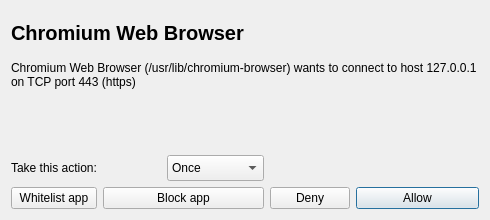
Old version of the form opensnitch/resources/dialog.ui in the repository evilsocket/opensnitch.
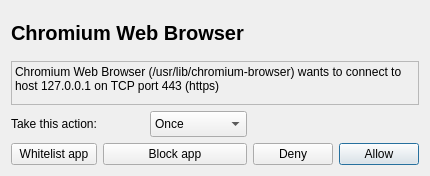
New version of the form.

What changed in the file:
```diff
--- a/opensnitch/resources/dialog.ui
+++ b/opensnitch/resources/dialog.ui
@@ -12,26 +12,26 @@
    <rect>
     <x>0</x>
     <y>0</y>
-    <width>490</width>
-    <height>220</height>
+    <width>430</width>
+    <height>176</height>
    </rect>
   </property>
   <property name="sizePolicy">
-   <sizepolicy hsizetype="Expanding" vsizetype="Expanding">
+   <sizepolicy hsizetype="MinimumExpanding" vsizetype="MinimumExpanding">
     <horstretch>0</horstretch>
     <verstretch>0</verstretch>
    </sizepolicy>
   </property>
   <property name="minimumSize">
    <size>
-    <width>490</width>
-    <height>220</height>
+    <width>430</width>
+    <height>160</height>
    </size>
   </property>
   <property name="maximumSize">
    <size>
-    <width>490</width>
-    <height>220</height>
+    <width>600</width>
+    <height>250</height>
    </size>
   </property>
   <property name="font">
@@ -49,6 +49,43 @@
    <bool>false</bool>
   </property>
   <layout class="QGridLayout" name="gridLayout">
+   <item row="1" column="0" colspan="6">
+    <widget class="QLabel" name="messageLabel">
+     <property name="enabled">
+      <bool>true</bool>
+     </property>
+     <property name="sizePolicy">
+      <sizepolicy hsizetype="MinimumExpanding" vsizetype="Ignored">
+       <horstretch>0</horstretch>
+       <verstretch>0</verstretch>
+      </sizepolicy>
+     </property>
+     <property name="frameShape">
+      <enum>QFrame::StyledPanel</enum>
+     </property>
+     <property name="frameShadow">
+      <enum>QFrame::Raised</enum>
+     </property>
+     <property name="text">
+      <string>Chromium Web Browser (/usr/lib/chromium-browser) wants to connect to host 127.0.0.1 on TCP port 443 (https)</string>
+     </property>
+     <property name="textFormat">
+      <enum>Qt::RichText</enum>
+     </property>
+     <property name="scaledContents">
+      <bool>true</bool>
+     </property>
+     <property name="alignment">
+      <set>Qt::AlignLeading|Qt::AlignLeft|Qt::AlignTop</set>
+     </property>
+     <property name="wordWrap">
+      <bool>true</bool>
+     </property>
+     <property name="textInteractionFlags">
+      <set>Qt::TextBrowserInteraction</set>
+     </property>
+    </widget>
+   </item>
    <item row="5" column="0">
     <widget class="QPushButton" name="whitelistButton">
      <property name="text">
@@ -80,19 +117,6 @@
      </property>
     </widget>
    </item>
-   <item row="1" column="0" rowspan="2" colspan="6">
-    <widget class="QLabel" name="messageLabel">
-     <property name="text">
-      <string>Chromium Web Browser (/usr/lib/chromium-browser) wants to connect to host 127.0.0.1 on TCP port 443 (https)</string>
-     </property>
-     <property name="alignment">
-      <set>Qt::AlignLeading|Qt::AlignLeft|Qt::AlignTop</set>
-     </property>
-     <property name="wordWrap">
-      <bool>true</bool>
-     </property>
-    </widget>
-   </item>
    <item row="5" column="1" colspan="2">
     <widget class="QPushButton" name="blockButton">
      <property name="text">
@@ -163,6 +187,19 @@
      </property>
     </widget>
    </item>
+   <item row="3" column="1">
+    <spacer name="horizontalSpacer">
+     <property name="orientation">
+      <enum>Qt::Horizontal</enum>
+     </property>
+     <property name="sizeHint" stdset="0">
+      <size>
+       <width>40</width>
+       <height>20</height>
+      </size>
+     </property>
+    </spacer>
+   </item>
   </layout>
  </widget>
  <resources/>
```
Left out of the diff: 2 changed lines with no effect on the pictures.
